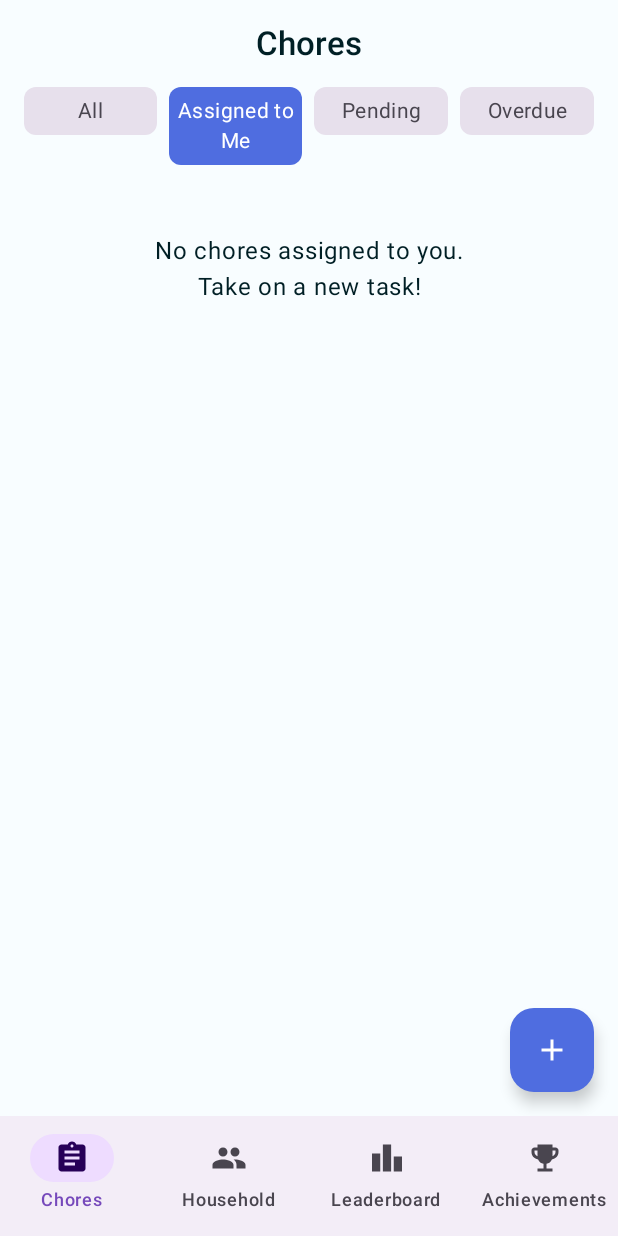
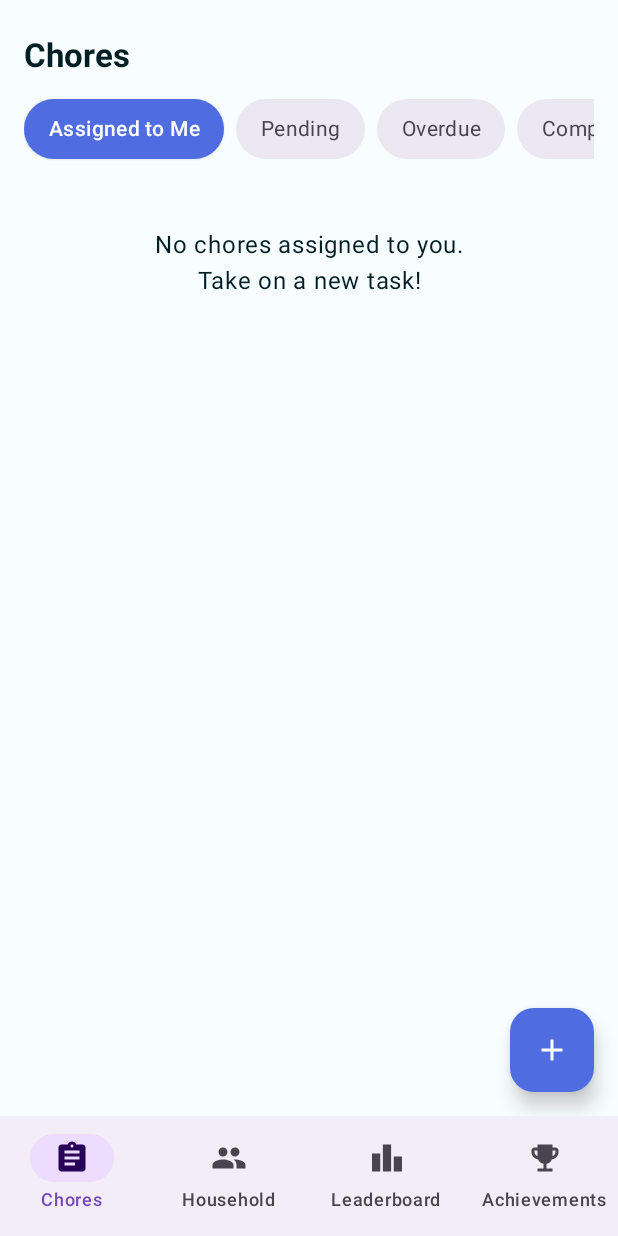
Before and after one commit to Deb-Dev/MYCHORES, an Android app built with Jetpack Compose: the HomeScreen screen opened through its navigation route, after a tap on "Assigned to Me", on a phone screen of 412 x 824 dp. Run offline under Robolectric (Android 15) with nearby library versions, the phone set to English and light mode, and no system bars; our stand-ins replace Firebase (no records; nobody signed in at launch, a user with empty details on screens opened directly); 2 statements that could not run were skipped.

Commit message:
android app with chorelist 3

```diff
--- a/MyChoresAnd/app/src/main/java/com/example/mychoresand/ui/screens/chores/ChoresScreen.kt
+++ b/MyChoresAnd/app/src/main/java/com/example/mychoresand/ui/screens/chores/ChoresScreen.kt
@@ -3,11 +3,13 @@ package com.example.mychoresand.ui.screens.chores
 import androidx.compose.foundation.Canvas
 import androidx.compose.foundation.background
 import androidx.compose.foundation.clickable
+import androidx.compose.foundation.horizontalScroll
 import androidx.compose.foundation.layout.Arrangement
 import androidx.compose.ui.graphics.drawscope.Stroke
 import androidx.compose.foundation.layout.Box
 import androidx.compose.foundation.layout.Column
 import androidx.compose.foundation.layout.PaddingValues
+import androidx.compose.foundation.rememberScrollState
 import androidx.compose.foundation.layout.Row
 import androidx.compose.foundation.layout.Spacer
 import androidx.compose.foundation.layout.fillMaxSize
@@ -16,11 +18,11 @@ import androidx.compose.foundation.layout.padding
 import androidx.compose.foundation.layout.size
 import androidx.compose.foundation.layout.width
 import androidx.compose.foundation.shape.CircleShape
+import androidx.compose.foundation.shape.RoundedCornerShape
 import androidx.compose.ui.graphics.Color
 import androidx.compose.foundation.lazy.LazyColumn
 import androidx.compose.foundation.lazy.items
 import androidx.compose.material.icons.Icons
-import androidx.compose.material.icons.filled.Add
 import androidx.compose.material.icons.filled.Add
 import androidx.compose.material.icons.filled.CheckCircle
 import androidx.compose.material.icons.filled.Circle
@@ -32,6 +34,7 @@ import androidx.compose.material.icons.filled.Warning
 import androidx.compose.material3.Card
 import androidx.compose.material3.CardDefaults
 import androidx.compose.material3.FloatingActionButton
+import androidx.compose.material3.FloatingActionButtonDefaults
 import androidx.compose.material3.Icon
 import androidx.compose.material3.MaterialTheme
 import androidx.compose.material3.Scaffold
@@ -139,19 +142,22 @@ fun ChoreListScreen(
         }
     }
 
-    var selectedTabIndex by remember { mutableStateOf(0) }
-    val tabs = listOf("All", "Assigned to Me", "Pending", "Overdue")
+    var selectedTabIndex by remember { mutableStateOf(1) } // Default to "Assigned to Me" like iOS
+    val tabs = listOf("Assigned to Me", "Pending", "Overdue", "Completed")
 
     Scaffold(
         floatingActionButton = {
             FloatingActionButton(
                 onClick = onCreateChore,
-                containerColor = MaterialTheme.colorScheme.primary
+                containerColor = MaterialTheme.colorScheme.primary,
+                shape = RoundedCornerShape(16.dp),
+                elevation = FloatingActionButtonDefaults.elevation(8.dp)
             ) {
                 Icon(
                     imageVector = Icons.Default.Add,
                     contentDescription = "Add Chore",
-                    tint = MaterialTheme.colorScheme.onPrimary
+                    tint = MaterialTheme.colorScheme.onPrimary,
+                    modifier = Modifier.size(24.dp)
                 )
             }
         },
@@ -166,45 +172,51 @@ fun ChoreListScreen(
             Column(
                 modifier = Modifier
                     .fillMaxSize()
-                    .padding(16.dp),
-                horizontalAlignment = Alignment.CenterHorizontally
+                    .padding(horizontal = 16.dp, vertical = 8.dp),
+                horizontalAlignment = Alignment.Start
             ) {
                 Text(
                     text = "Chores",
-                    style = MaterialTheme.typography.headlineLarge,
-                    modifier = Modifier.padding(bottom = 16.dp)
+                    style = MaterialTheme.typography.headlineLarge.copy(
+                        fontWeight = FontWeight.Bold
+                    ),
+                    modifier = Modifier.padding(vertical = 16.dp)
                 )
 
+                // Horizontal scrollable row for filter chips that look like iOS
                 Row(
                     modifier = Modifier
                         .fillMaxWidth()
+                        .horizontalScroll(rememberScrollState())
                         .padding(bottom = 16.dp),
                     horizontalArrangement = Arrangement.spacedBy(8.dp)
                 ) {
                     tabs.forEachIndexed { index, title ->
                         val isSelected = selectedTabIndex == index
-                        val backgroundColor = if (isSelected)
+                        val chipBackground = if (isSelected)
                             MaterialTheme.colorScheme.primary
                         else
-                            MaterialTheme.colorScheme.surfaceVariant
-                        val contentColor = if (isSelected)
+                            MaterialTheme.colorScheme.surfaceVariant.copy(alpha = 0.7f)
+                        val chipContentColor = if (isSelected)
                             MaterialTheme.colorScheme.onPrimary
                         else
                             MaterialTheme.colorScheme.onSurfaceVariant
 
                         Surface(
-                            color = backgroundColor,
-                            shape = MaterialTheme.shapes.small,
+                            color = chipBackground,
+                            shape = RoundedCornerShape(50), // More rounded like iOS pill shape
+                            shadowElevation = if (isSelected) 1.dp else 0.dp,
                             modifier = Modifier
-                                .weight(1f)
                                 .clickable { selectedTabIndex = index }
                         ) {
                             Text(
                                 text = title,
-                                color = contentColor,
-                                style = MaterialTheme.typography.bodyMedium,
+                                color = chipContentColor,
+                                style = MaterialTheme.typography.bodyMedium.copy(
+                                    fontWeight = if (isSelected) FontWeight.Medium else FontWeight.Normal
+                                ),
                                 textAlign = TextAlign.Center,
-                                modifier = Modifier.padding(vertical = 8.dp, horizontal = 4.dp)
+                                modifier = Modifier.padding(vertical = 12.dp, horizontal = 16.dp)
                             )
                         }
                     }
@@ -216,10 +228,10 @@ fun ChoreListScreen(
                     val preferencesManager = AppContainer.preferencesManager
     val currentUserId = preferencesManager?.getCurrentUserId() ?: ""
                     val choresToDisplay = when (selectedTabIndex) {
-                        0 -> pendingChores + completedChores // All chores
-                        1 -> (pendingChores + completedChores).filter { it.assignedToUserId == currentUserId } // Assigned to me
-                        2 -> pendingChores // Pending only
-                        3 -> pendingChores.filter { it.isOverdue } // Overdue
+                        0 -> (pendingChores + completedChores).filter { it.assignedToUserId == currentUserId } // Assigned to me
+                        1 -> pendingChores.filter { !it.isOverdue } // Pending (not overdue)
+                        2 -> pendingChores.filter { it.isOverdue } // Overdue
+                        3 -> completedChores // Completed
                         else -> pendingChores
                     }
 
@@ -232,10 +244,10 @@ fun ChoreListScreen(
                         ) {
                             Text(
                                 text = when(selectedTabIndex) {
-                                    0 -> "No chores found.\nAdd a chore to get started!"
-                                    1 -> "No chores assigned to you.\nTake on a new task!"
-                                    2 -> "No pending chores.\nGreat job!"
-                                    3 -> "No overdue chores.\nYou're all caught up!"
+                                    0 -> "No chores assigned to you.\nTake on a new task!"
+                                    1 -> "No pending chores.\nGreat job!"
+                                    2 -> "No overdue chores.\nYou're all caught up!"
+                                    3 -> "No completed chores yet."
                                     else -> "No chores found."
                                 },
                                 style = MaterialTheme.typography.bodyLarge,
@@ -317,15 +329,17 @@ fun ChoreItem(
     Card(
         modifier = modifier
             .fillMaxWidth()
+            .padding(vertical = 4.dp)
             .clickable { onClick() },
         elevation = CardDefaults.cardElevation(
-            defaultElevation = 2.dp,
-            pressedElevation = 4.dp,
-            hoveredElevation = 3.dp
+            defaultElevation = 1.dp,
+            pressedElevation = 2.dp,
+            hoveredElevation = 1.5.dp
         ),
         colors = CardDefaults.cardColors(
             containerColor = MaterialTheme.colorScheme.surface
-        )
+        ),
+        shape = RoundedCornerShape(12.dp) // Slightly rounded corners like iOS
     ) {
         Row(
             modifier = Modifier
@@ -388,7 +402,7 @@ fun ChoreItem(
                 ) {
                     // Due date with enhanced formatting
                     if (chore.dueDate != null) {
-                        val dateText = formatDateLikeIOS(chore.dueDate!!)
+                        val dateText = com.example.mychoresand.utils.DateUtils.formatRelativeDate(chore.dueDate!!)
                         val dateColor = if (isOverdue)
                             MaterialTheme.colorScheme.error
                         else
```
Also changed, not shown: MyChoresAnd/app/src/main/java/com/example/mychoresand/utils/DateUtils.kt (added, +69 -0 lines), 1 other file.
